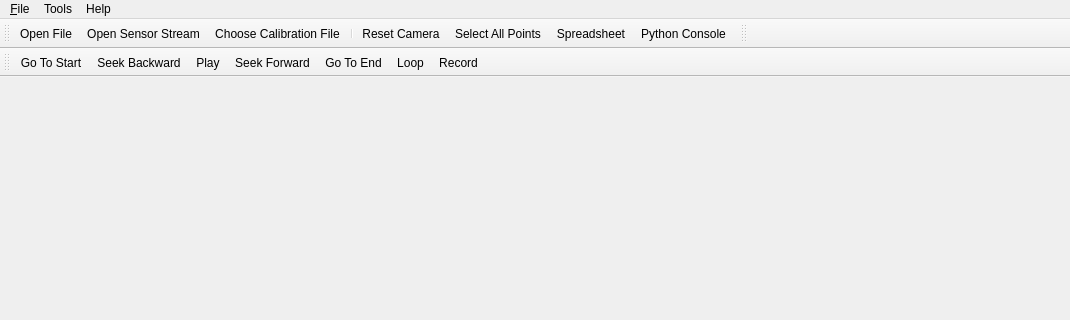
This is vvMainWindow.ui in Kitware/VeloView as Qt 5 draws it before an edit; both pictures show x 0 to 1070 and y 0 to 320 of the 1070 by 645 pixel window. The edited form follows.
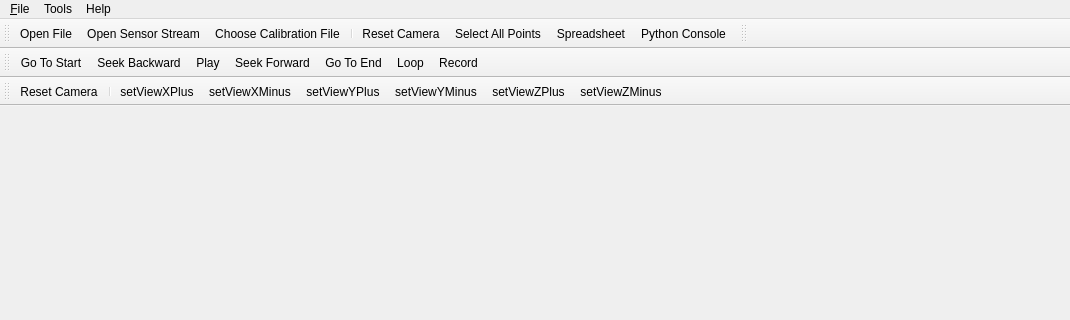
This is the edited form. Icons and pictures are not drawn. Custom widgets are drawn as their Qt base class.

Commit message: ENH: Added set view functions

```diff
--- a/vvMainWindow.ui
+++ b/vvMainWindow.ui
@@ -137,6 +137,26 @@
    <addaction name="actionLoop"/>
    <addaction name="actionRecord"/>
   </widget>
+  <widget class="QToolBar" name="viewSettings">
+   <property name="windowTitle">
+    <string>toolBar_2</string>
+   </property>
+   <attribute name="toolBarArea">
+    <enum>TopToolBarArea</enum>
+   </attribute>
+   <attribute name="toolBarBreak">
+    <bool>true</bool>
+   </attribute>
+   <addaction name="actionReset_Camera"/>
+   <addaction name="actionToggleProjection"/>
+   <addaction name="separator"/>
+   <addaction name="actionSetViewXPlus"/>
+   <addaction name="actionSetViewXMinus"/>
+   <addaction name="actionSetViewYPlus"/>
+   <addaction name="actionSetViewYMinus"/>
+   <addaction name="actionSetViewZPlus"/>
+   <addaction name="actionSetViewZMinus"/>
+  </widget>
   <action name="actionE_xit">
    <property name="text">
     <string>E&amp;xit</string>
@@ -450,6 +470,78 @@
     <string>Native File Dialogs</string>
    </property>
   </action>
+  <action name="actionSetViewXPlus">
+   <property name="icon">
+    <iconset resource="vvResources.qrc">
+     <normaloff>:/vvResources/Icons/pqXPlus32.png</normaloff>:/vvResources/Icons/pqXPlus32.png</iconset>
+   </property>
+   <property name="text">
+    <string>setViewXPlus</string>
+   </property>
+   <property name="toolTip">
+    <string>Set view direction to +X</string>
+   </property>
+  </action>
+  <action name="actionSetViewXMinus">
+   <property name="icon">
+    <iconset resource="vvResources.qrc">
+     <normaloff>:/vvResources/Icons/pqXMinus32.png</normaloff>:/vvResources/Icons/pqXMinus32.png</iconset>
+   </property>
+   <property name="text">
+    <string>setViewXMinus</string>
+   </property>
+   <property name="toolTip">
+    <string>Set view direction to -X</string>
+   </property>
+  </action>
+  <action name="actionSetViewYPlus">
+   <property name="icon">
+    <iconset resource="vvResources.qrc">
+     <normaloff>:/vvResources/Icons/pqYPlus32.png</normaloff>:/vvResources/Icons/pqYPlus32.png</iconset>
+   </property>
+   <property name="text">
+    <string>setViewYPlus</string>
+   </property>
+   <property name="toolTip">
+    <string>Set view direction to +Y</string>
+   </property>
+  </action>
+  <action name="actionSetViewYMinus">
+   <property name="icon">
+    <iconset resource="vvResources.qrc">
+     <normaloff>:/vvResources/Icons/pqYMinus32.png</normaloff>:/vvResources/Icons/pqYMinus32.png</iconset>
+   </property>
+   <property name="text">
+    <string>setViewYMinus</string>
+   </property>
+   <property name="toolTip">
+    <string>Set view direction to -Y</string>
+   </property>
+  </action>
+  <action name="actionSetViewZPlus">
+   <property name="icon">
+    <iconset resource="vvResources.qrc">
+     <normaloff>:/vvResources/Icons/pqZPlus32.png</normaloff>:/vvResources/Icons/pqZPlus32.png</iconset>
+   </property>
+   <property name="text">
+    <string>setViewZPlus</string>
+   </property>
+   <property name="toolTip">
+    <string>Set view direction to +Z</string>
+   </property>
+  </action>
+  <action name="actionSetViewZMinus">
+   <property name="icon">
+    <iconset resource="vvResources.qrc">
+     <normaloff>:/vvResources/Icons/pqZMinus32.png</normaloff>:/vvResources/Icons/pqZMinus32.png</iconset>
+   </property>
+   <property name="text">
+    <string>setViewZMinus</string>
+   </property>
+   <property name="toolTip">
+    <string>Set view direction to -Z</string>
+   </property>
+  </action>
   <action name="actionVeloViewUserGuide">
    <property name="text">
     <string>VeloView User Guide</string>
```
The commit also changes 9 other files.
